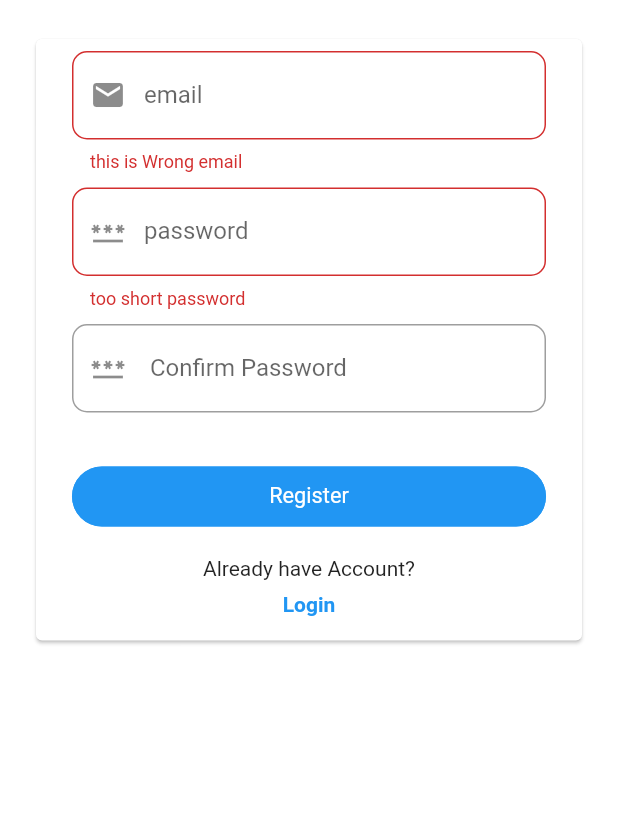
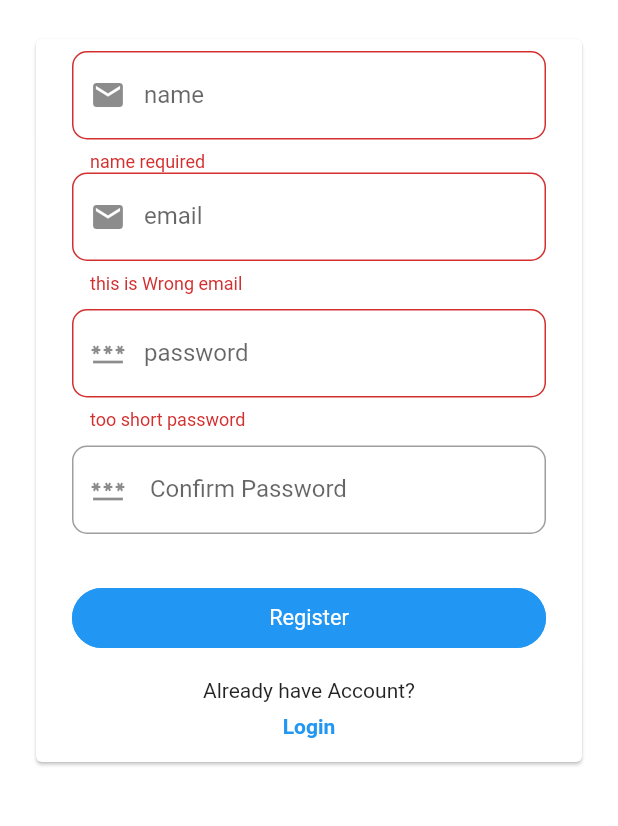
Before and after one commit to bilitade/astumentor, a Flutter app: the RegisterView screen opened by its route, after a tap on "Register", on a phone screen of 412 x 824 dp, the part 306-1132 px from its top. Run offline on Flutter 3.47's test engine with Material 2 defaults, Android fonts, the phone set to English and light mode, and no system bars; drawn by our look-alikes of getwidget; our stand-ins replace flutter_svg, get, google_fonts, shared_preferences; missing offline and left inert: dart:ffi, get_cli, panorama; accounts and stored records are empty; network calls fail.

Commit message:
some bug fixed  for  registertion and logout

```diff
--- a/lib/app/modules/login/controllers/login_controller.dart
+++ b/lib/app/modules/login/controllers/login_controller.dart
@@ -11,7 +11,6 @@ import '../../../routes/app_pages.dart';
 class LoginController extends GetxController {
   var isloading = false.obs;
 
-  final GlobalKey<FormState> loginFormKey = GlobalKey<FormState>();
   late TextEditingController emailController, passwordController;
 
   @override
--- a/lib/app/modules/login/views/login_view.dart
+++ b/lib/app/modules/login/views/login_view.dart
@@ -8,6 +8,7 @@ import '../../../routes/app_pages.dart';
 import '../controllers/login_controller.dart';
 
 class LoginView extends GetWidget<LoginController> {
+  final GlobalKey<FormState> loginFormKey = GlobalKey<FormState>();
   @override
   Widget build(BuildContext context) {
     return Scaffold(
@@ -50,7 +51,7 @@ class LoginView extends GetWidget<LoginController> {
                         content: Form(
                             autovalidateMode:
                                 AutovalidateMode.onUserInteraction,
-                            key: controller.loginFormKey,
+                            key: loginFormKey,
                             child: Column(
                               children: [
                                 TextFormField(
@@ -110,8 +111,7 @@ class LoginView extends GetWidget<LoginController> {
                                 ),
                                 GFButton(
                                   onPressed: () {
-                                    if (controller.loginFormKey.currentState!
-                                        .validate()) {
+                                    if (loginFormKey.currentState!.validate()) {
                                       controller.loginUser();
                                     }
                                   },
--- a/lib/app/modules/panorama/views/panorama_view.dart
+++ b/lib/app/modules/panorama/views/panorama_view.dart
@@ -7,8 +7,6 @@ import './utils/hotspobutton.dart';
 import '../controllers/panorama_controller.dart';
 
 class PanoramaView extends GetView<PanoramaController> {
-  const PanoramaView({Key? key}) : super(key: key);
-
   @override
   Widget build(BuildContext context) {
     return SafeArea(
--- a/lib/app/modules/register/controllers/register_controller.dart
+++ b/lib/app/modules/register/controllers/register_controller.dart
@@ -4,14 +4,13 @@ import 'package:flutter/material.dart';
 import 'package:get/get.dart';
 import '../../../data/services/auth_service.dart';
 import '../../../data/Model/user.dart';
-import '../../../data/config.dart';
 import 'package:shared_preferences/shared_preferences.dart';
 import '../../../data/Model/ApiResponse.dart';
 import '../../../routes/app_pages.dart';
 
 class RegisterController extends GetxController {
   var isloading = false.obs;
-  final registerFormKey = GlobalKey<FormState>();
+
   late TextEditingController nameController,
       emailController,
       passwordController,
--- a/lib/app/modules/register/views/register_view.dart
+++ b/lib/app/modules/register/views/register_view.dart
@@ -4,11 +4,13 @@ import 'package:get/get.dart';
 
 import 'package:getwidget/getwidget.dart';
 import 'package:flutter_svg/flutter_svg.dart';
-import 'package:google_fonts/google_fonts.dart';
 
 import '../controllers/register_controller.dart';
 
 class RegisterView extends GetWidget<RegisterController> {
+  final registerFormKey = GlobalKey<FormState>();
+
+  RegisterView({Key? key}) : super(key: key);
   @override
   Widget build(BuildContext context) {
     return Scaffold(
@@ -51,9 +53,28 @@ class RegisterView extends GetWidget<RegisterController> {
                         content: Form(
                             autovalidateMode:
                                 AutovalidateMode.onUserInteraction,
-                            key: controller.registerFormKey,
+                            key: registerFormKey,
                             child: Column(
                               children: [
+                                TextFormField(
+                                  controller: controller.nameController,
+                                  validator: (v) {
+                                    if (v!.isEmpty) {
+                                      return "name required";
+                                    } else {
+                                      return null;
+                                    }
+                                  },
+                                  onSaved: (v) {},
+                                  keyboardType: TextInputType.emailAddress,
+                                  decoration: InputDecoration(
+                                    border: OutlineInputBorder(
+                                      borderRadius: BorderRadius.circular(10),
+                                    ),
+                                    labelText: "name",
+                                    prefixIcon: const Icon(Icons.email),
+                                  ),
+                                ),
                                 TextFormField(
                                   controller: controller.emailController,
                                   validator: (v) {
@@ -110,7 +131,7 @@ class RegisterView extends GetWidget<RegisterController> {
                                     : const Text("")),
                                 GFButton(
                                   onPressed: () {
-                                    if (controller.registerFormKey.currentState!
+                                    if (registerFormKey.currentState!
                                         .validate()) {
                                       controller.Register();
                                     }
```
